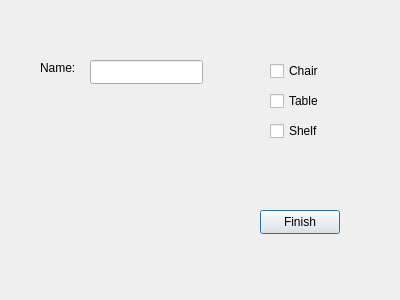
First picture: the form in furnituredialog.ui, repository elb-bme/AFKHF, before the edit.
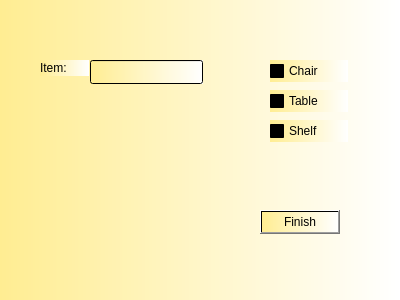
Second picture: the form after the edit.

Patch:
```diff
--- a/furnituredialog.ui
+++ b/furnituredialog.ui
@@ -13,6 +13,9 @@
   <property name="windowTitle">
    <string>Dialog</string>
   </property>
+  <property name="styleSheet">
+   <string notr="true">background-color: qlineargradient(spread:reflect, x1:0, y1:0, x2:1, y2:0, stop:0 rgba(255, 237, 146, 255), stop:1 rgba(255, 255, 255, 255));</string>
+  </property>
   <widget class="QCheckBox" name="chairCheckBox">
    <property name="geometry">
     <rect>
@@ -48,8 +51,11 @@
      <height>16</height>
     </rect>
    </property>
+   <property name="styleSheet">
+    <string notr="true">font: 700 9pt &quot;Segoe UI&quot;;</string>
+   </property>
    <property name="text">
-    <string>Name:</string>
+    <string>Item:</string>
    </property>
   </widget>
   <widget class="QCheckBox" name="shelfCheckBox">
```
